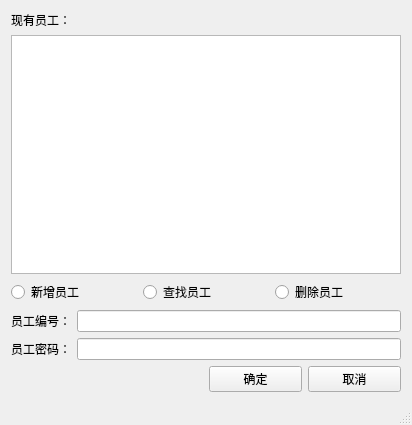
The window that upperMonitor/RfidWindow/View/administratormainwindow.ui (fsyv/Rfid) describes before a commit, drawn with Qt 5.
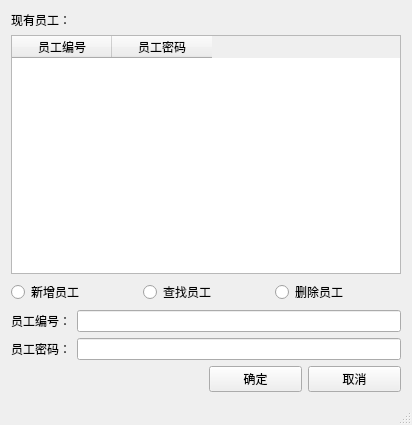
The same window after the commit.

What changed in the file:
```diff
--- a/upperMonitor/RfidWindow/View/administratormainwindow.ui
+++ b/upperMonitor/RfidWindow/View/administratormainwindow.ui
@@ -104,7 +104,7 @@
        <enum>QAbstractItemView::SelectRows</enum>
       </property>
       <attribute name="horizontalHeaderVisible">
-       <bool>false</bool>
+       <bool>true</bool>
       </attribute>
       <attribute name="horizontalHeaderMinimumSectionSize">
        <number>20</number>
```
Left out of the diff: 2 changed lines with no effect on the pictures.
